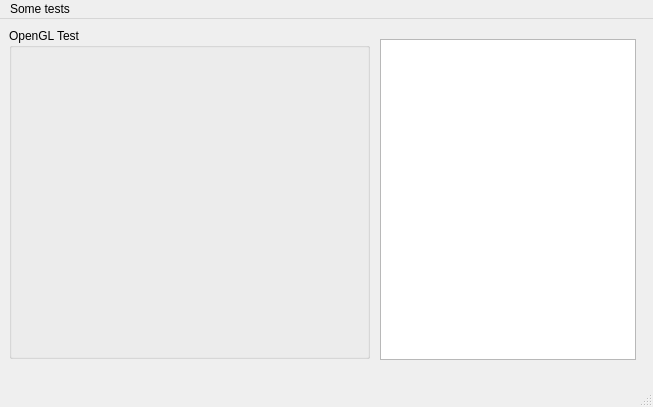
First picture: the form in mainwindow.ui, repository Nicola17/OpenGL-Sandbox, before the edit.
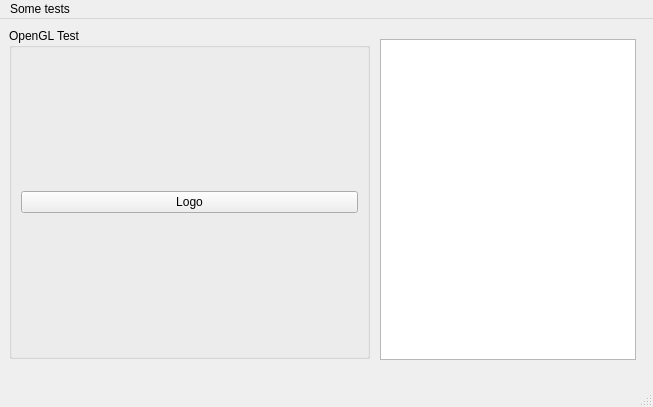
Second picture: the form after the edit.

Commit message: Links the logo to the GLWidget

```diff
--- a/mainwindow.ui
+++ b/mainwindow.ui
@@ -30,6 +30,16 @@
      <item row="0" column="0">
       <layout class="QHBoxLayout" name="_openglLayout"/>
      </item>
+     <item row="1" column="0">
+      <widget class="QPushButton" name="_logoBtn">
+       <property name="text">
+        <string>Logo</string>
+       </property>
+       <property name="checkable">
+        <bool>true</bool>
+       </property>
+      </widget>
+     </item>
     </layout>
    </widget>
    <widget class="QPlainTextEdit" name="_logPTE">
```
The commit also changes 4 other files.
